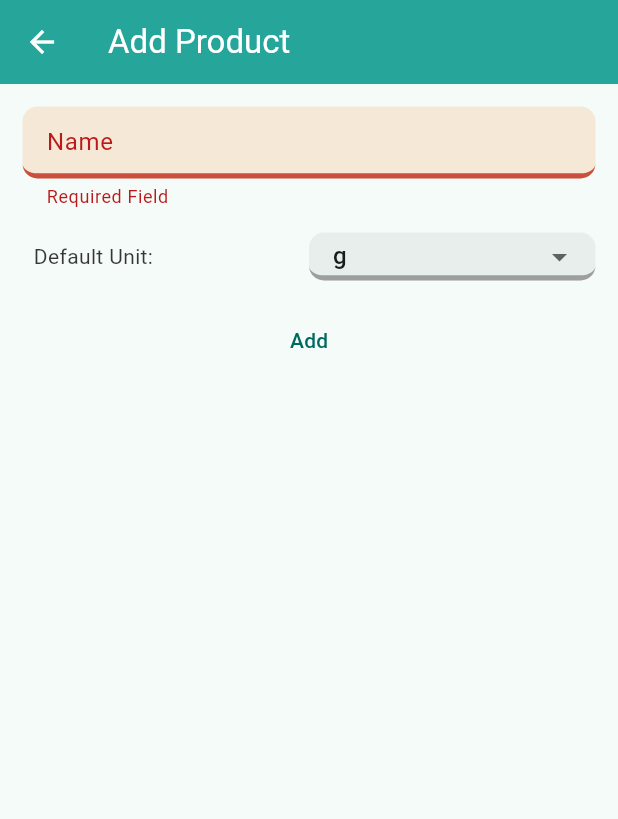
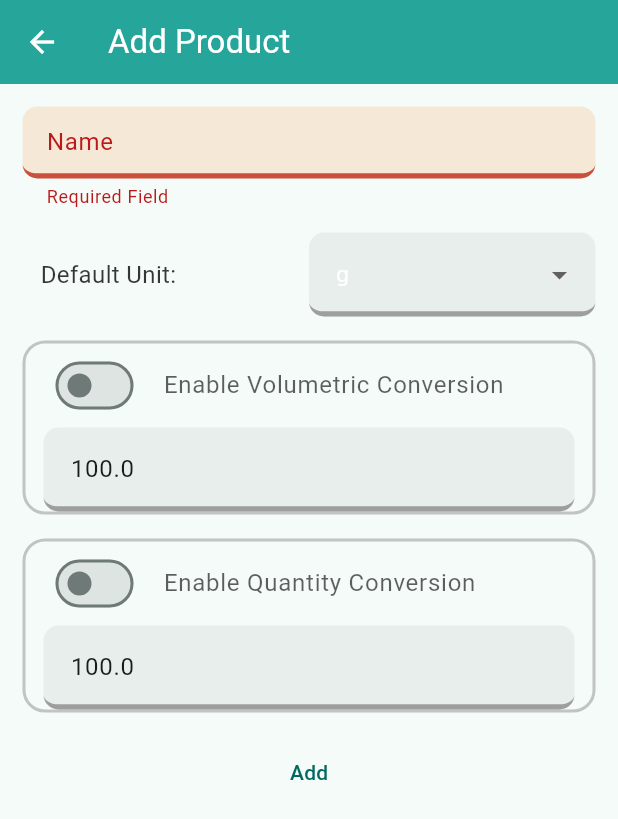
Before and after one commit to MarcPaepper/FoodTracker, a Flutter app: the EditProductView screen opened directly, after a tap on "Add", on a phone screen of 412 x 824 dp. Shown: the top 819 px of the screen. Run offline on Flutter 3.47's test engine with Material 3 defaults, Android fonts, the phone set to English and light mode, and no system bars; our stand-ins replace sqflite; accounts and stored records are empty.

Commit message:
aded unit conversions

```diff
--- a/lib/services/data/data_objects.dart
+++ b/lib/services/data/data_objects.dart
@@ -46,7 +46,7 @@ String unitToString(Unit unit) {
     case Unit.mg:
       return "mg";
     case Unit.l:
-      return "l";
+      return "L";
     case Unit.ml:
       return "ml";
     case Unit.ounce:
@@ -60,16 +60,39 @@ String unitToString(Unit unit) {
   }
 }
 
+String unitToLongString(Unit unit) {
+  switch (unit) {
+    case Unit.kg:
+      return "Kilogram";
+    case Unit.g:
+      return "Gram";
+    case Unit.mg:
+      return "Milligram";
+    case Unit.l:
+      return "Liter";
+    case Unit.ml:
+      return "Milliliter";
+    case Unit.ounce:
+      return "Ounce";
+    case Unit.lbs:
+      return "Pound";
+    case Unit.quantity:
+      return "Quantity";
+    default:
+      throw ArgumentError("Invalid unit: '$unit'");
+  }
+}
+
 class Conversion {
-  final bool active;
+  final bool enabled;
   final Unit unit1;
   final double amount1;
   final Unit unit2;
   final double amount2;
 
-  const Conversion(this.active, this.unit1, this.amount1, this.unit2, this.amount2);
+  const Conversion(this.enabled, this.unit1, this.amount1, this.unit2, this.amount2);
 
-  // input has to be of the form "xxx [fromUnit] = yyy [toUnit] [active|inactive]"
+  // input has to be of the form "xxx [fromUnit] = yyy [toUnit] [enabled|disabled]"
   factory Conversion.fromString(String input) {
     try {
       var parts = input.split(" ");
@@ -81,21 +104,31 @@ class Conversion {
       var unit1 = unitFromString(parts[1]);
       var amount2 = double.parse(parts[3]);
       var unit2 = unitFromString(parts[4]);
-      var active = parts[5] == "active";
+      var enabled = parts[5] == "enabled";
 
-      return Conversion(active, unit1, amount1, unit2, amount2);
+      return Conversion(enabled, unit1, amount1, unit2, amount2);
     } catch (e) {
       throw ArgumentError("Invalid conversion string: '$input'");
     }
   }
 
   @override
-  String toString() => "$amount1 ${unitToString(unit1)} = $amount2 ${unitToString(unit2)} ${active ? "active" : "inactive"}";
+  String toString() => "$amount1 ${unitToString(unit1)} = $amount2 ${unitToString(unit2)} ${enabled ? "enabled" : "disabled"}";
+
+  Conversion switched(bool newEnabled) => Conversion(newEnabled, unit1, amount1, unit2, amount2);
+  Conversion withUnit1(Unit newUnit1) => Conversion(enabled, newUnit1, amount1, unit2, amount2);
+  Conversion withUnit2(Unit newUnit2) => Conversion(enabled, unit1, amount1, newUnit2, amount2);
+  Conversion withAmount1(double newAmount1) => Conversion(enabled, unit1, newAmount1, unit2, amount2);
+  Conversion withAmount2(double newAmount2) => Conversion(enabled, unit1, amount1, unit2, newAmount2);
+
+
+  factory Conversion.defaultDensity() => const Conversion(false, Unit.ml, 100, Unit.g, 100);
+
+  factory Conversion.defaultQuantity() => const Conversion(false, Unit.quantity, 1, Unit.g, 100);
 }
 
 class NutrionalValue {
 	int id = -1; // unique identifier
-	// the ids 0-6 are reserved for the preset nutrional values "energy", "fat", "saturated fat", "carbohydrates", "sugar", "protein", "salt"
 	String name = ""; // must be unique
   String unit = "";
 
@@ -119,27 +152,27 @@ class Product {
 	List<(Product, double, Unit)> ingredients = []; // How much of different products the product is composed of
 	CalcMethod nutValOrigin = CalcMethod.manual;
 
-  Unit defaultUnit = Unit.g;
-	Conversion? densityConversion; // factor when volume is converted to weight
+  Unit defaultUnit;
+	Conversion densityConversion; // factor when volume is converted to weight
 												// e.g. [("l", "kg", 1.035)] means 1 liter = 1.035 kg
-  Conversion? quantityConversion; // factor how much one quantity of the product weighs / contains
+  Conversion quantityConversion; // factor how much one quantity of the product weighs / contains
                         // e.g. [("kg", "quantity", 3)] means 3 kg = 1 quantity
-  String quantityUnit = "x";
+  String quantityUnit;
 
 	Map<NutrionalValue, double?> nutValues = {};
 
   Product(this.id, this.name, this.defaultUnit, this.densityConversion, this.quantityConversion, this.quantityUnit);
 
-  Product.copyWithDifferentId(Product product, int newId) {
-    id = newId;
-    name = product.name;
-    ingredients = product.ingredients;
-    nutValOrigin = product.nutValOrigin;
-    defaultUnit = product.defaultUnit;
-    densityConversion = product.densityConversion;
-    quantityConversion = product.quantityConversion;
-    quantityUnit = product.quantityUnit;
-    nutValues = product.nutValues;
+  // same as above but as factory constructor
+  factory Product.copyWithDifferentId(Product product, int newId) {
+    return Product(
+      newId,
+      product.name,
+      product.defaultUnit,
+      product.densityConversion,
+      product.quantityConversion,
+      product.quantityUnit,
+    );
   }
 
   @override
--- a/lib/services/data/debug_data_provider.dart
+++ b/lib/services/data/debug_data_provider.dart
@@ -19,10 +19,10 @@ class DebugDataProvider implements DataProvider {
   Future<String> open(String dbName) async {
     if (loaded) return Future.value("data already loaded");
     return Future.delayed(
-      const Duration(milliseconds: 1000), () {
+      const Duration(milliseconds: 100), () {
         products = [];
         for (int i = 1; i <= 20; i++) {
-          products.add(Product(i, "Example $i", Unit.g, Conversion.fromString("100 ml = 100 g inactive"), Conversion.fromString("1 x = 100 g inactive"), "x"));
+          products.add(Product(i, "Example $i", Unit.g, Conversion.fromString("100 ml = 100 g disabled"), Conversion.fromString("1 x = 100 g disabled"), "x"));
         }
         // create the 7 default nutrional values
         nutValues = [
--- a/lib/views/edit_product_view.dart
+++ b/lib/views/edit_product_view.dart
@@ -30,6 +30,10 @@ class _EditProductViewState extends State<EditProductView> {
   Unit _defaultUnit = Unit.g;
   int _id = -1;
   Product? preEditProduct;
+
+  final _densityConversionNotifier = ValueNotifier<Conversion>(Conversion.defaultDensity());
+  final _quantityConversionNotifier = ValueNotifier<Conversion>(Conversion.defaultQuantity());
+
   var isDuplicate = ValueNotifier<bool>(false);
 
   @override
@@ -71,12 +75,14 @@ class _EditProductViewState extends State<EditProductView> {
                 try {
                   preEditProduct = products.firstWhere((prod) => prod.name == widget.productName);
                   _id = preEditProduct!.id;
+                  _defaultUnit = preEditProduct!.defaultUnit;
+                  _densityConversionNotifier.value = preEditProduct!.densityConversion;
+                  _quantityConversionNotifier.value = preEditProduct!.quantityConversion;
                 } catch (e) {
                   return const Text("Error: Product not found");
                 }
               }
               _name.text = widget.productName ?? "";
-              _defaultUnit = preEditProduct?.defaultUnit ?? Unit.g;
 
               return Padding(
                 padding: const EdgeInsets.all(7.0),
@@ -85,7 +91,9 @@ class _EditProductViewState extends State<EditProductView> {
                   child: Column(
                     children: [
                       _buildNameField(products),
-                      _buildDefaultUnitDropdown(_defaultUnit),
+                      _buildDefaultUnitDropdown(),
+                      _buildConversionField(0),
+                      _buildConversionField(1),
                       _buildAddButton(),
                     ]
                   ),
@@ -206,7 +214,7 @@ class _EditProductViewState extends State<EditProductView> {
       ),
     );
 
-  Widget _buildDefaultUnitDropdown(Unit currentDefaultUnit) {
+  Widget _buildDefaultUnitDropdown() {
     List<Unit> units = Unit.values;
     Map<Unit, Widget> items = {};
 
@@ -217,12 +225,13 @@ class _EditProductViewState extends State<EditProductView> {
           var quantityName = preEditProduct?.quantityUnit ?? "x";
           items[unit] = RichText(
             text: TextSpan(
-              text: "$quantityName ",
+              text: quantityName,
               children: const [
                 TextSpan(
-                  text: "(quantity)",
+                  text: "   (quantity)",
                   style: TextStyle(
                     fontStyle: FontStyle.italic,
+                    color: Colors.black54,
                   ),
                 ),
               ],
@@ -230,7 +239,11 @@ class _EditProductViewState extends State<EditProductView> {
           );
         }
       } else {
-        items[unit] = Text(unitToString(unit));
+        items[unit] = RichText(
+          text: TextSpan(
+            text: unitToString(unit),
+          ),
+        );
       }
     }
 
@@ -241,15 +254,23 @@ class _EditProductViewState extends State<EditProductView> {
           child: Row(
             children: [
               Expanded(
-                // black text saying "Default Unit:"
-                child: Text("  Default Unit:", style: TextStyle(color: Colors.black.withAlpha(200))),
+                child: Padding(
+                  padding: const EdgeInsets.symmetric(horizontal: 12),
+                  child: Text(
+                    "Default Unit:",
+                    style: TextStyle(
+                      color: Colors.black.withAlpha(200),
+                      fontSize: 16,
+                    ),
+                  ),
+                ),
               ),
               Expanded(
                 child: DropdownButtonFormField<Unit>(
                   decoration: const InputDecoration(
-                    border: OutlineInputBorder(),
+                    contentPadding: EdgeInsets.symmetric(vertical: 16, horizontal: 14),
                   ),
-                  value: currentDefaultUnit,
+                  value: _defaultUnit,
                   items: items.entries.map((entry) => DropdownMenuItem<Unit>(
                     value: entry.key,
                     child: entry.value,
@@ -267,6 +288,104 @@ class _EditProductViewState extends State<EditProductView> {
           ),
         );
       }
+    );
+  }
+
+  Widget _buildUnitDropdown(List<Unit> availableUnits,  onChanged) {
+
+  }
+
+  Widget _buildConversionField(int index) {
+    var checkBoxTexts = ["Enable Volumetric Conversion", "Enable Quantity Conversion"];
+    var text = checkBoxTexts[index];
+    var notifier = index == 0 ? _densityConversionNotifier : _quantityConversionNotifier;
+
+    // create a black rounded square as a container
+    return Padding(
+      padding: const EdgeInsets.all(8.0),
+      child: ValueListenableBuilder(
+        valueListenable: notifier,
+        builder: (context, value, child) {
+          var enabled = value.enabled;
+          var textAlpha = enabled ? 255 : 160;
+
+          return Container(
+            decoration: BoxDecoration(
+              borderRadius: BorderRadius.circular(15),
+              border: Border.all(
+                color: enabled ? const Color.fromARGB(224, 25, 82, 77) : const Color.fromARGB(151, 158, 158, 158),
+                width: 2,
+              ),
+            ),
+            child: Column(
+              children: [
+                SwitchListTile(
+                  value: enabled,
+                  controlAffinity: ListTileControlAffinity.leading,
+                  onChanged: (bool value) => notifier.value = notifier.value.switched(value),
+                  title: Text(
+                    text,
+                    style: TextStyle(
+                      color: Colors.black.withAlpha(textAlpha),
+                      fontSize: 16,
+                    ),
+                  ),
+                ),
+                Row(
+                  children: [
+                    // amount field
+                    _buildAmountField(notifier, 1),
+                  ]
+                )
+              ],
+            ),
+          );
+        }
+      ),
+    );
+  }
+
+  Widget _buildAmountField(ValueNotifier<Conversion> notifier, int index) {
+    var amount = index == 0 ? notifier.value.amount1 : notifier.value.amount2;
+
+    return Expanded(
+      child: Padding(
+        padding: const EdgeInsets.symmetric(horizontal: 12),
+        child: TextFormField(
+          decoration: const InputDecoration(
+            contentPadding: EdgeInsets.symmetric(vertical: 16, horizontal: 14),
+          ),
+          initialValue: amount.toString(),
+          keyboardType: TextInputType.number,
+          validator: (String? value) {
+            if (value == null || value.isEmpty) {
+              return "Required Field";
+            }
+            try {
+              double.parse(value);
+              return null;
+            } catch (e) {
+              return "Invalid Number";
+            }
+          },
+          autovalidateMode: AutovalidateMode.onUserInteraction,
+          onChanged: (String? value) {
+            if (value != null && value.isNotEmpty) {
+              try {
+                var input = double.parse(value);
+                if (index == 0) {
+                  notifier.value = notifier.value.withAmount1(input);
+                } else {
+                  notifier.value = notifier.value.withAmount2(input);
+                }
+                devtools.log("Changed amount$index to $value");
+              } catch (e) {
+                devtools.log("Error: Invalid number in amount$index field");
+              }
+            }
+          },
+        ),
+      ),
     );
   }
 
```
Also changed, not shown: lib/services/data/drift_data_provider.dart (deleted).
